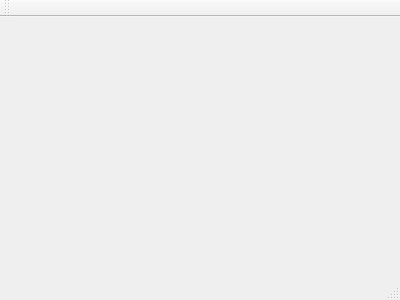
This is Projeto02_Unidade01/gerenciador_de_processos/mainwindow.ui in Mtarginoo/STR-Projeto01 as Qt 5 draws it before an edit. The edited form follows.
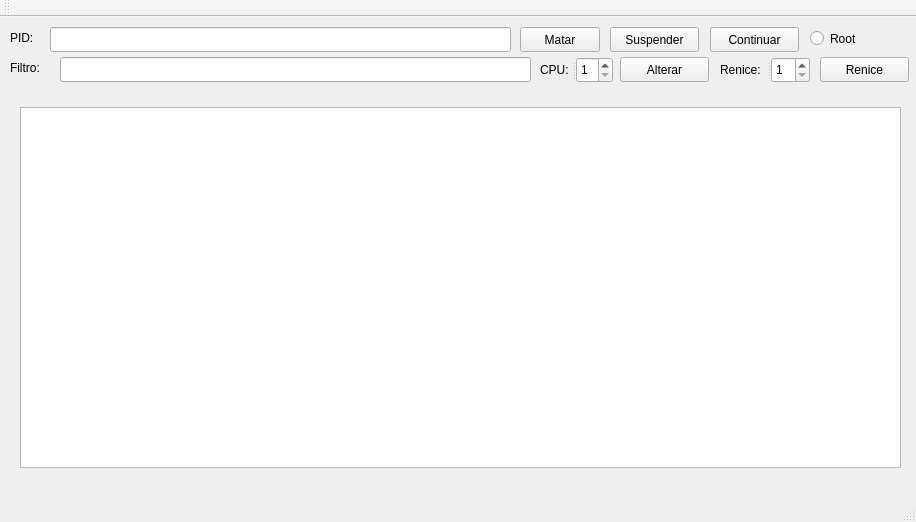
This is the edited form.

Commit message: matar, suspender, continuar

The edit to the form file:
```diff
--- a/Projeto02_Unidade01/gerenciador_de_processos/mainwindow.ui
+++ b/Projeto02_Unidade01/gerenciador_de_processos/mainwindow.ui
@@ -1,24 +1,226 @@
 <ui version="4.0">
  <class>MainWindow</class>
- <widget class="QMainWindow" name="MainWindow" >
-  <property name="geometry" >
+ <widget class="QMainWindow" name="MainWindow">
+  <property name="geometry">
    <rect>
     <x>0</x>
     <y>0</y>
-    <width>400</width>
-    <height>300</height>
+    <width>916</width>
+    <height>522</height>
    </rect>
   </property>
   <property name="windowTitle" >
    <string>MainWindow</string>
   </property>
-  <widget class="QMenuBar" name="menuBar" />
-  <widget class="QToolBar" name="mainToolBar" />
-  <widget class="QWidget" name="centralWidget" />
-  <widget class="QStatusBar" name="statusBar" />
+  <widget class="QWidget" name="centralWidget">
+   <widget class="QLabel" name="label">
+    <property name="geometry">
+     <rect>
+      <x>10</x>
+      <y>10</y>
+      <width>41</width>
+      <height>21</height>
+     </rect>
+    </property>
+    <property name="text">
+     <string>PID: </string>
+    </property>
+   </widget>
+   <widget class="QLineEdit" name="txt_PID">
+    <property name="geometry">
+     <rect>
+      <x>50</x>
+      <y>10</y>
+      <width>461</width>
+      <height>25</height>
+     </rect>
+    </property>
+   </widget>
+   <widget class="QPushButton" name="btn_matar">
+    <property name="geometry">
+     <rect>
+      <x>520</x>
+      <y>10</y>
+      <width>80</width>
+      <height>25</height>
+     </rect>
+    </property>
+    <property name="text">
+     <string>Matar</string>
+    </property>
+   </widget>
+   <widget class="QPushButton" name="btn_suspender">
+    <property name="geometry">
+     <rect>
+      <x>610</x>
+      <y>10</y>
+      <width>89</width>
+      <height>25</height>
+     </rect>
+    </property>
+    <property name="text">
+     <string>Suspender</string>
+    </property>
+   </widget>
+   <widget class="QPushButton" name="btn_continuar">
+    <property name="geometry">
+     <rect>
+      <x>710</x>
+      <y>10</y>
+      <width>89</width>
+      <height>25</height>
+     </rect>
+    </property>
+    <property name="text">
+     <string>Continuar</string>
+    </property>
+   </widget>
+   <widget class="QPushButton" name="btn_renice">
+    <property name="geometry">
+     <rect>
+      <x>820</x>
+      <y>40</y>
+      <width>89</width>
+      <height>25</height>
+     </rect>
+    </property>
+    <property name="text">
+     <string>Renice</string>
+    </property>
+   </widget>
+   <widget class="QLabel" name="label_2">
+    <property name="geometry">
+     <rect>
+      <x>10</x>
+      <y>40</y>
+      <width>41</width>
+      <height>21</height>
+     </rect>
+    </property>
+    <property name="text">
+     <string>Filtro:  </string>
+    </property>
+   </widget>
+   <widget class="QLineEdit" name="txt_PID_2">
+    <property name="geometry">
+     <rect>
+      <x>60</x>
+      <y>40</y>
+      <width>471</width>
+      <height>25</height>
+     </rect>
+    </property>
+   </widget>
+   <widget class="QColumnView" name="columnView">
+    <property name="geometry">
+     <rect>
+      <x>20</x>
+      <y>90</y>
+      <width>881</width>
+      <height>361</height>
+     </rect>
+    </property>
+   </widget>
+   <widget class="QPushButton" name="btn_alterar_cpu">
+    <property name="geometry">
+     <rect>
+      <x>620</x>
+      <y>40</y>
+      <width>89</width>
+      <height>25</height>
+     </rect>
+    </property>
+    <property name="text">
+     <string>Alterar</string>
+    </property>
+   </widget>
+   <widget class="QRadioButton" name="radioButton">
+    <property name="geometry">
+     <rect>
+      <x>810</x>
+      <y>10</y>
+      <width>112</width>
+      <height>23</height>
+     </rect>
+    </property>
+    <property name="text">
+     <string>Root</string>
+    </property>
+   </widget>
+   <widget class="QSplitter" name="splitter">
+    <property name="geometry">
+     <rect>
+      <x>540</x>
+      <y>40</y>
+      <width>73</width>
+      <height>26</height>
+     </rect>
+    </property>
+    <property name="orientation">
+     <enum>Qt::Horizontal</enum>
+    </property>
+    <widget class="QLabel" name="label_3">
+     <property name="text">
+      <string>CPU:</string>
+     </property>
+    </widget>
+    <widget class="QSpinBox" name="box_num_cpu">
+     <property name="minimum">
+      <number>1</number>
+     </property>
+     <property name="maximum">
+      <number>8</number>
+     </property>
+    </widget>
+   </widget>
+   <widget class="QSplitter" name="splitter_2">
+    <property name="geometry">
+     <rect>
+      <x>720</x>
+      <y>40</y>
+      <width>90</width>
+      <height>26</height>
+     </rect>
+    </property>
+    <property name="orientation">
+     <enum>Qt::Horizontal</enum>
+    </property>
+    <widget class="QLabel" name="label_4">
+     <property name="text">
+      <string>Renice:</string>
+     </property>
+    </widget>
+    <widget class="QSpinBox" name="box_renice">
+     <property name="minimum">
+      <number>1</number>
+     </property>
+     <property name="maximum">
+      <number>8</number>
+     </property>
+    </widget>
+   </widget>
+  </widget>
+  <widget class="QMenuBar" name="menuBar">
+   <property name="geometry">
+    <rect>
+     <x>0</x>
+     <y>0</y>
+     <width>916</width>
+     <height>22</height>
+    </rect>
+   </property>
+  </widget>
+  <widget class="QToolBar" name="mainToolBar">
+   <attribute name="toolBarArea">
+    <enum>TopToolBarArea</enum>
+   </attribute>
+   <attribute name="toolBarBreak">
+    <bool>false</bool>
+   </attribute>
+  </widget>
+  <widget class="QStatusBar" name="statusBar"/>
  </widget>
- <layoutDefault spacing="6" margin="11" />
- <pixmapfunction></pixmapfunction>
+ <layoutdefault spacing="6" margin="11"/>
  <resources/>
  <connections/>
 </ui>
```
Left out of the diff: 3 changed lines with no effect on the pictures. The commit also changes 12 other files.
